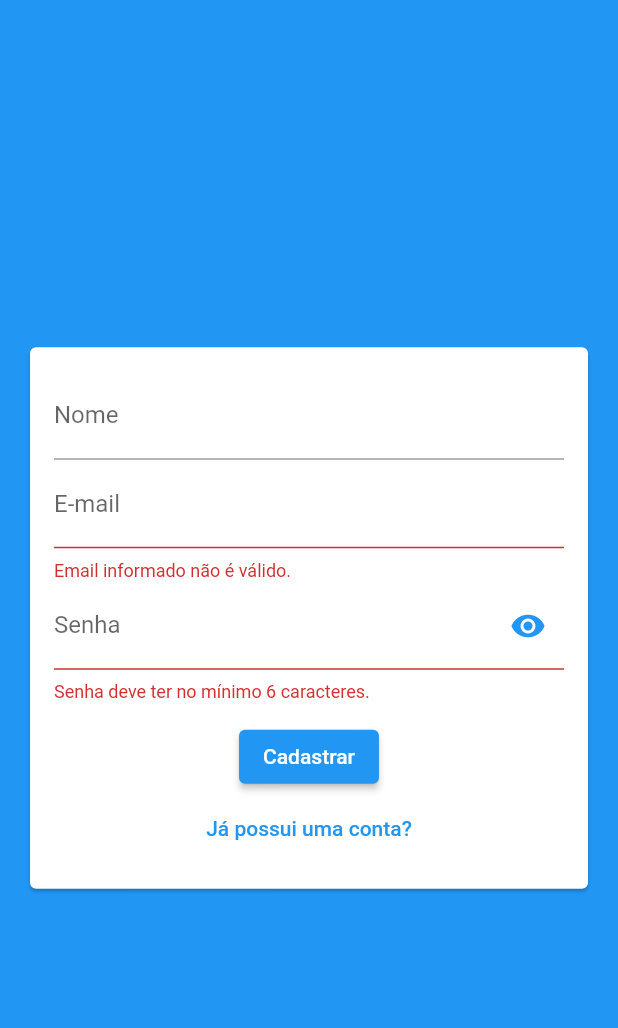
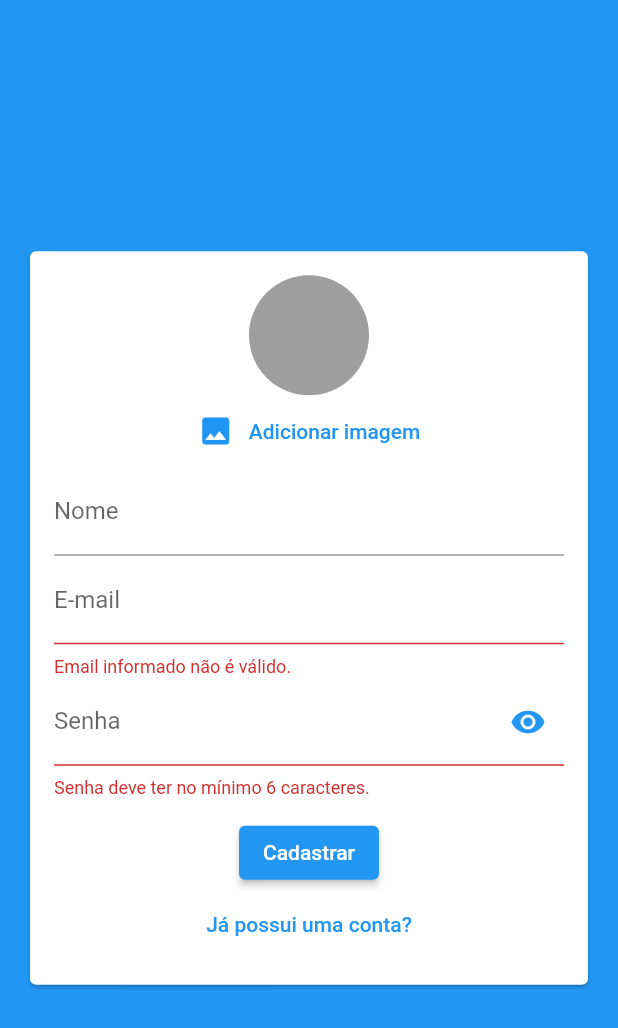
Before and after one commit to rmcassio/chat_app, a Flutter app: the screen it shows after launch, after a tap on "Entrar", after a tap on "Criar uma nova conta?", on a phone screen of 412 x 824 dp. Shown: the top 1028 px of the screen. Run offline on Flutter 3.47's test engine with Material 2 defaults, Android fonts, the phone set to English and light mode, and no system bars; missing offline and left inert: image_picker_web.

Commit message:
image picker and validations

```diff
--- a/lib/components/auth_form.dart
+++ b/lib/components/auth_form.dart
@@ -1,8 +1,14 @@
+import 'package:chat_app/components/user_image_picker.dart';
 import 'package:chat_app/models/auth_form_data.dart';
 import 'package:flutter/material.dart';
 
 class AuthForm extends StatefulWidget {
-  const AuthForm({Key? key}) : super(key: key);
+  final void Function(AuthFormData) onSubmit;
+
+  const AuthForm({
+    Key? key,
+    required this.onSubmit,
+  }) : super(key: key);
 
   @override
   State<AuthForm> createState() => _AuthFormState();
@@ -13,9 +19,28 @@ class _AuthFormState extends State<AuthForm> {
   final _formData = AuthFormData();
   bool _isVisible = false;
 
+  void _handleImagePick(Image image) {
+    _formData.image = image;
+  }
+
+  void _showError(String msg) {
+    ScaffoldMessenger.of(context).showSnackBar(
+      SnackBar(
+        content: Text(msg),
+        backgroundColor: Theme.of(context).colorScheme.error,
+      ),
+    );
+  }
+
   void _submit() {
     final isValid = _formKey.currentState?.validate() ?? false;
     if (!isValid) return;
+
+    if (_formData.image == null && _formData.isSignup) {
+      return _showError('Imagem não selecionada!');
+    }
+
+    widget.onSubmit(_formData);
   }
 
   void _showPwd() {
@@ -35,6 +60,10 @@ class _AuthFormState extends State<AuthForm> {
           child: Column(
             mainAxisAlignment: MainAxisAlignment.center,
             children: [
+              Visibility(
+                visible: _formData.isSignup,
+                child: UserImagePicker(onImagePick: _handleImagePick),
+              ),
               Visibility(
                 visible: _formData.isSignup,
                 child: TextFormField(
--- /dev/null
+++ b/lib/components/user_image_picker.dart
@@ -0,0 +1,56 @@
+import 'package:flutter/material.dart';
+import 'package:image_picker_web/image_picker_web.dart';
+
+class UserImagePicker extends StatefulWidget {
+  final void Function(Image image) onImagePick;
+
+  const UserImagePicker({
+    required this.onImagePick,
+    Key? key,
+  }) : super(key: key);
+
+  @override
+  State<UserImagePicker> createState() => _UserImagePickerState();
+}
+
+class _UserImagePickerState extends State<UserImagePicker> {
+  Image? _image;
+
+  Future<void> _pickImage() async {
+    final pickedImage = await ImagePickerWeb.getImageAsBytes();
+
+    if (pickedImage != null) {
+      setState(() {
+        _image = Image.memory(pickedImage);
+      });
+      widget.onImagePick(_image!);
+    }
+  }
+
+  @override
+  Widget build(BuildContext context) {
+    return Column(
+      children: [
+        CircleAvatar(
+          radius: 40,
+          backgroundColor: Colors.grey,
+          backgroundImage: _image != null ? _image!.image : null,
+        ),
+        TextButton(
+          onPressed: _pickImage,
+          child: Row(
+            mainAxisAlignment: MainAxisAlignment.center,
+            children: [
+              Icon(
+                Icons.image,
+                color: Theme.of(context).primaryColor,
+              ),
+              const SizedBox(width: 10),
+              const Text('Adicionar imagem'),
+            ],
+          ),
+        ),
+      ],
+    );
+  }
+}
--- a/lib/models/auth_form_data.dart
+++ b/lib/models/auth_form_data.dart
@@ -1,4 +1,4 @@
-import 'dart:io';
+import 'package:flutter/material.dart';
 
 enum AuthMode { signup, login }
 
@@ -6,7 +6,7 @@ class AuthFormData {
   String name = '';
   String email = '';
   String password = '';
-  File? image;
+  Image? image;
   AuthMode _mode = AuthMode.login;
 
   bool get isLogin {
--- a/lib/pages/auth_page.dart
+++ b/lib/pages/auth_page.dart
@@ -1,17 +1,43 @@
 import 'package:chat_app/components/auth_form.dart';
+import 'package:chat_app/models/auth_form_data.dart';
 import 'package:flutter/material.dart';
 
-class AuthPage extends StatelessWidget {
+class AuthPage extends StatefulWidget {
   const AuthPage({Key? key}) : super(key: key);
+
+  @override
+  State<AuthPage> createState() => _AuthPageState();
+}
+
+class _AuthPageState extends State<AuthPage> {
+  bool _isLoading = false;
+
+  void _handleSubmit(AuthFormData formData) {
+    setState(() => _isLoading = true);
+    // setState(() => _isLoading = false);
+  }
 
   @override
   Widget build(BuildContext context) {
     return Scaffold(
       backgroundColor: Theme.of(context).primaryColor,
-      body: const Center(
-        child: SingleChildScrollView(
-          child: AuthForm(),
-        ),
+      body: Stack(
+        children: [
+          Center(
+            child: SingleChildScrollView(
+              child: AuthForm(onSubmit: _handleSubmit),
+            ),
+          ),
+          Visibility(
+            visible: _isLoading,
+            child: Container(
+              decoration: const BoxDecoration(color: Color.fromRGBO(0, 0, 0, 0.5)),
+              child: const Center(
+                child: CircularProgressIndicator(),
+              ),
+            ),
+          )
+        ],
       ),
     );
   }
--- a/pubspec.yaml
+++ b/pubspec.yaml
@@ -35,6 +35,8 @@ dependencies:
   # The following adds the Cupertino Icons font to your application.
   # Use with the CupertinoIcons class for iOS style icons.
   cupertino_icons: ^1.0.2
+  image_picker: ^0.8.7+1
+  image_picker_web: ^3.0.0+1
 
 dev_dependencies:
   flutter_test:
```
Also changed, not shown: pubspec.lock.
